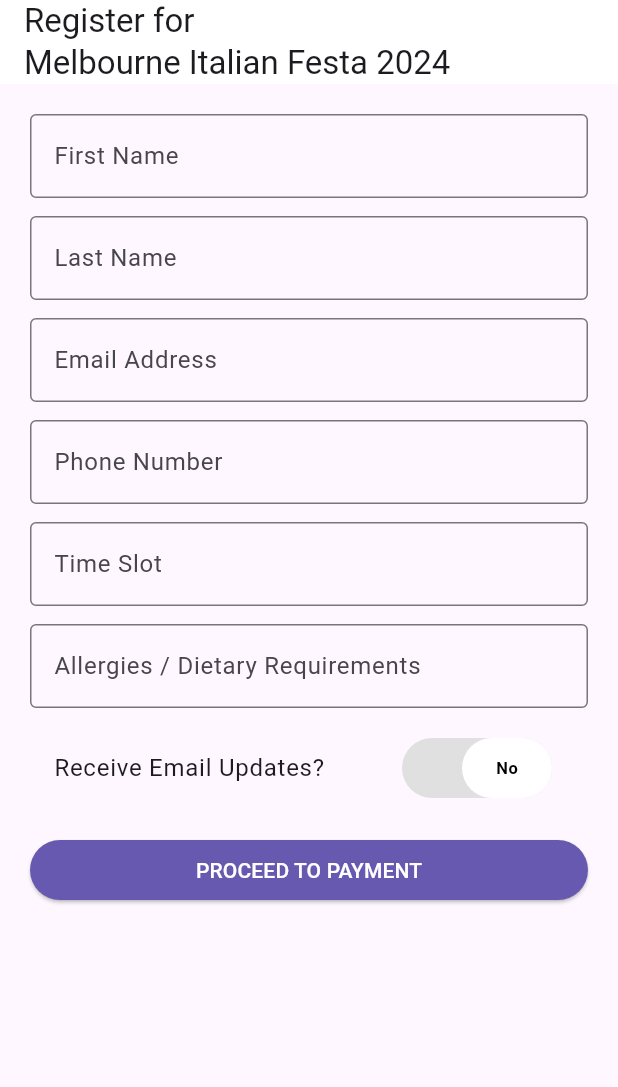
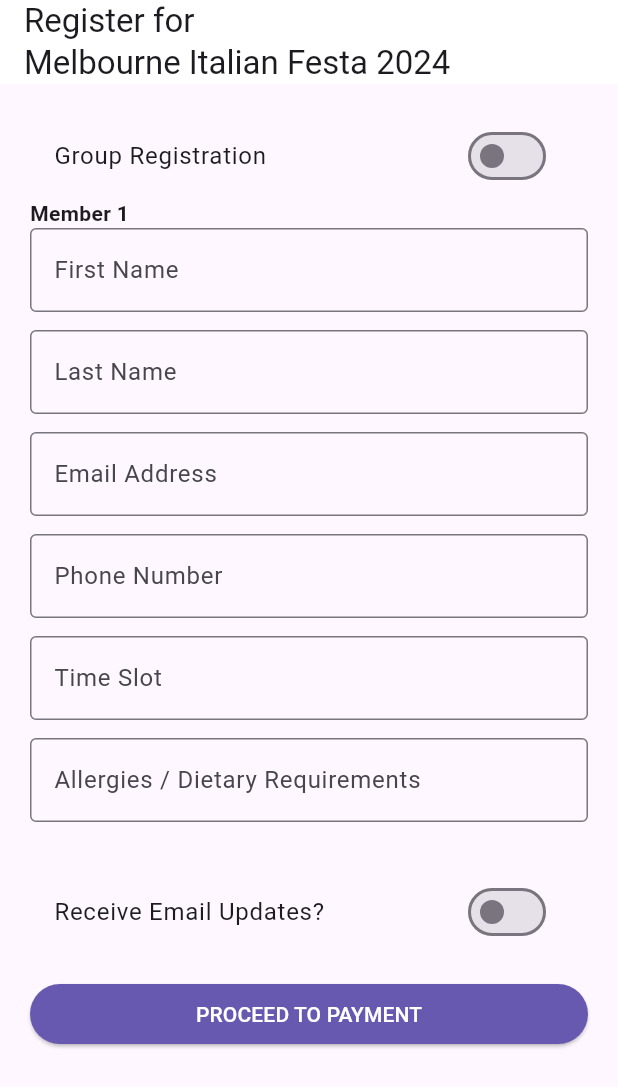
Before and after one commit to isaaciguess/Capstone-Frontend, a Flutter app: the screen it shows after launch, on a phone screen of 412 x 824 dp. Shown: the top 1087 px of the screen. Run offline on Flutter 3.47's test engine with Material 3 defaults, Android fonts, the phone set to English and light mode, and no system bars.

Commit message:
Updated Registration Generator

```diff
--- a/flutter_projects/first_app/lib/registration_form_generator.dart
+++ b/flutter_projects/first_app/lib/registration_form_generator.dart
@@ -1,6 +1,9 @@
 import 'package:flutter/material.dart';
+import 'package:flutter/services.dart';
 
 class RegistrationFormGenerator extends StatelessWidget {
+  const RegistrationFormGenerator({super.key});
+
   @override
   Widget build(BuildContext context) {
     return MaterialApp(
@@ -14,12 +17,14 @@ class RegistrationFormGenerator extends StatelessWidget {
           ),
         ),
       ),
-      home: RegisterPage(),
+      home: const RegisterPage(),
     );
   }
 }
 
 class RegisterPage extends StatefulWidget {
+  const RegisterPage({super.key});
+
   @override
   _RegisterPageState createState() => _RegisterPageState();
 }
@@ -27,20 +32,12 @@ class RegisterPage extends StatefulWidget {
 class _RegisterPageState extends State<RegisterPage> {
   final GlobalKey<FormState> _formKey = GlobalKey<FormState>();
   bool _receiveEmailUpdates = false;
-  bool _isSubmitting = false; // A flag to indicate if the form is currently being submitted.
+  bool _isSubmitting = false;
+  bool _isGroupRegistration = false;
+  int _groupSize = 1;
 
-  // Text editing controllers
-  final Map<String, TextEditingController> _controllers = {
-    'firstName': TextEditingController(),
-    'lastName': TextEditingController(),
-    'email': TextEditingController(),
-    'phone': TextEditingController(),
-    'timeSlot': TextEditingController(),
-    'allergies': TextEditingController(),
-  };
+  final List<Map<String, TextEditingController>> _controllers = [];
 
-  // The FieldConfig class is designed to encapsulate the properties of each form field in your registration form.
-  // This class serves as a blueprint for creating individual field configurations, making it easier to manage and generate form fields dynamically.
   final List<FieldConfig> _fields = [
     FieldConfig(label: 'First Name', key: 'firstName', validationType: ValidationType.name),
     FieldConfig(label: 'Last Name', key: 'lastName', validationType: ValidationType.name),
@@ -51,21 +48,80 @@ class _RegisterPageState extends State<RegisterPage> {
   ];
 
   @override
+  void initState() {
+    super.initState();
+    _initializeControllers();
+  }
+
+  void _initializeControllers() {
+    _controllers.clear();
+    for (int i = 0; i < _groupSize; i++) {
+      _controllers.add({
+        'firstName': TextEditingController(),
+        'lastName': TextEditingController(),
+        'email': TextEditingController(),
+        'phone': TextEditingController(),
+        'timeSlot': TextEditingController(),
+        'allergies': TextEditingController(),
+      });
+    }
+  }
+
+  @override
   Widget build(BuildContext context) {
     return Scaffold(
       appBar: AppBar(
-        title: Text("Register for\nMelbourne Italian Festa 2024"),
+        title: const Text("Register for\nMelbourne Italian Festa 2024"),
         backgroundColor: Colors.white,
       ),
       body: Form(
         key: _formKey,
         child: ListView(
-          padding: EdgeInsets.symmetric(horizontal: 20, vertical: 20),
+          padding: const EdgeInsets.symmetric(horizontal: 20, vertical: 20),
           children: <Widget>[
-            ..._fields.map((field) => buildTextFormField(field)),
+            SwitchListTile(
+              title: const Text("Group Registration"),
+              value: _isGroupRegistration,
+              onChanged: (bool value) {
+                setState(() {
+                  _isGroupRegistration = value;
+                  if (_isGroupRegistration) {
+                    _initializeControllers();
+                  }
+                });
+              },
+            ),
+            if (_isGroupRegistration)
+              TextFormField(
+                keyboardType: TextInputType.number,
+                decoration: const InputDecoration(labelText: 'Number of People in Group'),
+                onChanged: (value) {
+                  setState(() {
+                    _groupSize = int.tryParse(value) ?? 1;
+                    _initializeControllers();
+                  });
+                },
+                validator: (value) {
+                  if (value == null || value.isEmpty || int.tryParse(value) == null || int.parse(value) < 1) {
+                    return 'Enter a valid group size';
+                  }
+                  return null;
+                },
+              ),
+            ...List.generate(
+              _groupSize,
+              (index) => Column(
+                crossAxisAlignment: CrossAxisAlignment.start,
+                children: [
+                  Text('Member ${index + 1}', style: TextStyle(fontWeight: FontWeight.bold)),
+                  ..._fields.map((field) => buildTextFormField(field, index)),
+                  const SizedBox(height: 20),
+                ],
+              ),
+            ),
             ListTile(
-              title: Text('Receive Email Updates?'),
-              trailing: LabeledSwitch(
+              title: const Text('Receive Email Updates?'),
+              trailing: Switch(
                 value: _receiveEmailUpdates,
                 onChanged: (bool value) {
                   setState(() {
@@ -81,21 +137,12 @@ class _RegisterPageState extends State<RegisterPage> {
                   backgroundColor: const Color.fromARGB(255, 102, 89, 175),
                   foregroundColor: Colors.white,
                 ),
-                onPressed: _isSubmitting
-                    ? null // Disable the button if the form is currently being submitted
-                    : () {
-                        if (_formKey.currentState!.validate()) {
-                          setState(() {
-                            _isSubmitting = true;
-                          }); // Set the flag to indicate that the form is being submitted
-                          _submitForm(); // Call the submission method
-                        }
-                      },
+                onPressed: _isSubmitting ? null : _submitForm,
                 child: _isSubmitting
-                    ? CircularProgressIndicator(
+                    ? const CircularProgressIndicator(
                         valueColor: AlwaysStoppedAnimation<Color>(Colors.white),
                       )
-                    : Text('PROCEED TO PAYMENT'),
+                    : const Text('PROCEED TO PAYMENT'),
               ),
             ),
           ],
@@ -104,23 +151,26 @@ class _RegisterPageState extends State<RegisterPage> {
     );
   }
 
-  // Mock form submission method
   void _submitForm() async {
-    await Future.delayed(Duration(seconds: 1)); // Simulate a network request or processing delay
-    setState(() {
-      _isSubmitting = false; // Re-enable the button after submission
-    });
-    // Optionally, navigate to another screen or perform additional actions here
+    if (_formKey.currentState!.validate()) {
+      setState(() {
+        _isSubmitting = true;
+      });
+      await Future.delayed(const Duration(seconds: 1));
+      setState(() {
+        _isSubmitting = false;
+      });
+    }
   }
 
-  Padding buildTextFormField(FieldConfig field) {
+  Padding buildTextFormField(FieldConfig field, int memberIndex) {
     return Padding(
-      padding: EdgeInsets.only(bottom: 12.0),
+      padding: const EdgeInsets.only(bottom: 12.0),
       child: TextFormField(
-        controller: _controllers[field.key],
+        controller: _controllers[memberIndex][field.key],
         decoration: InputDecoration(
           labelText: field.label,
-          border: OutlineInputBorder(),
+          border: const OutlineInputBorder(),
         ),
         keyboardType: field.validationType == ValidationType.phone
             ? TextInputType.phone
@@ -128,124 +178,37 @@ class _RegisterPageState extends State<RegisterPage> {
         validator: (value) {
           if (value == null || value.isEmpty) {
             return 'Please enter ${field.label}';
-          } else if (field.validationType == ValidationType.email && !_isValidEmail(value)) {
-            return 'Please enter a valid email address';
-          } else if (field.validationType == ValidationType.phone && !_isValidPhoneNumber(value)) {
-            return 'Please enter a valid phone number';
-          } else if (field.validationType == ValidationType.name && !_isValidName(value)) {
-            return 'Please enter only alphabets for ${field.label}';
-          } else if (field.validationType == ValidationType.timeslot && !_isValidTimeSlot(value)) {
-            return 'Time slot must contain only letters and numbers';
-          } else if (field.validationType == ValidationType.alphabets && !_isAlphabetsOnly(value)) {
-            return 'Please enter only alphabets for ${field.label}';
           }
+
+          if (field.validationType == ValidationType.phone) {
+            // Phone number validation: checks if it contains only digits and has 10 digits.
+            final phoneRegex = RegExp(r'^\d{10}$');
+            if (!phoneRegex.hasMatch(value)) {
+              return 'Please enter valid phone number (10 digits)';
+            }
+          }
+
+          if (field.validationType == ValidationType.email) {
+            // Email validation: checks if the email format is valid.
+            final emailRegex = RegExp(r'^[a-zA-Z0-9._%+-]+@[a-zA-Z0-9.-]+\.[a-zA-Z]{2,}$');
+            if (!emailRegex.hasMatch(value)) {
+              return 'Please enter valid email address';
+            }
+          }
+
           return null;
         },
       ),
     );
   }
-
-  bool _isValidEmail(String email) {
-    final emailRegex = RegExp(r'^[^@]+@[^@]+\.[^@]+');
-    return emailRegex.hasMatch(email);
-  }
-
-  bool _isValidPhoneNumber(String phone) {
-    final phoneRegex = RegExp(r'^\d{10}$'); // Simple validation for 10-digit phone numbers
-    return phoneRegex.hasMatch(phone);
-  }
-
-  // First Name and Last Name Validation: Ensures only alphabet characters are allowed (_isValidName).
-  bool _isValidName(String name) {
-    final nameRegex = RegExp(r'^[a-zA-Z]+$');
-    return nameRegex.hasMatch(name);
-  }
-
-  // Time Slot Validation: Accepts only alphanumeric characters (_isValidTimeSlot).
-  bool _isValidTimeSlot(String timeSlot) {
-    final timeSlotRegex = RegExp(r'^[a-zA-Z0-9]+$');
-    return timeSlotRegex.hasMatch(timeSlot);
-  }
-
-  // Allergies/Dietary Requirements Validation: Accepts only alphabet characters (_isAlphabetsOnly).
-  bool _isAlphabetsOnly(String value) {
-    final alphabetsRegex = RegExp(r'^[a-zA-Z\s]+$');
-    return alphabetsRegex.hasMatch(value);
-  }
 }
 
 class FieldConfig {
-  final String label; // The display label for the field.
-  final String key; // A unique identifier for the field (used for the controller).
-  final ValidationType? validationType; // A flag to indicate if this field requires validation.
+  final String label;
+  final String key;
+  final ValidationType? validationType;
 
   FieldConfig({required this.label, required this.key, this.validationType});
 }
 
 enum ValidationType { email, phone, name, timeslot, alphabets }
-
-class LabeledSwitch extends StatefulWidget {
-  final bool value;
-  final ValueChanged<bool> onChanged;
-
-  const LabeledSwitch({
-    Key? key,
-    required this.value,
-    required this.onChanged,
-  }) : super(key: key);
-
-  @override
-  _LabeledSwitchState createState() => _LabeledSwitchState();
-}
-
-class _LabeledSwitchState extends State<LabeledSwitch> {
-  @override
-  Widget build(BuildContext context) {
-    return GestureDetector(
-      onTap: () => widget.onChanged(!widget.value),
-      child: Container(
-        width: 100,
-        height: 40,
-        decoration: BoxDecoration(
-          borderRadius: BorderRadius.circular(20),
-          color: widget.value ? Colors.white : Colors.grey[300],
-        ),
-        child: Stack(
-          children: <Widget>[
-            AnimatedAlign(
-              alignment: widget.value ? Alignment.centerLeft : Alignment.centerRight,
-              duration: Duration(milliseconds: 250),
-              curve: Curves.linear,
-              child: Container(
-                width: 60,
-                height: 40,
-                decoration: BoxDecoration(
-                  color: widget.value
-                      ? const Color.fromARGB(255, 102, 89, 175)
-                      : Colors.white,
-                  borderRadius: BorderRadius.circular(20),
-                ),
-                alignment: Alignment.center,
-                child: widget.value
-                    ? Row(
-                        mainAxisAlignment: MainAxisAlignment.center,
-                        children: [
-                          Icon(Icons.check, color: Colors.white),
-                          Text(' Yes',
-                              style: TextStyle(
-                                  color: Colors.white,
-                                  fontWeight: FontWeight.bold)),
-                        ],
-                      )
-                    : Text('No',
-                        style: TextStyle(
-                            color: Colors.black,
-                            fontWeight: FontWeight.bold)),
-              ),
-            ),
-          ],
-        ),
-      ),
-    );
-  }
-}
```
